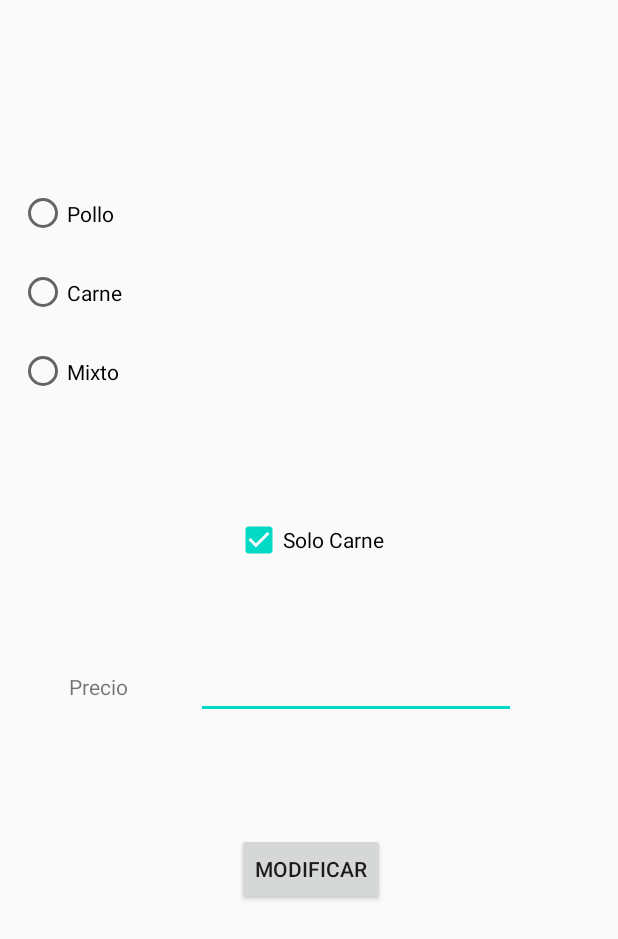
After one commit to jvifdz/AppKebabs, an Android app: the ModificarBBDD screen opened directly, with no data from a screen before it, on a phone screen of 412 x 824 dp. The commit adds this screen. Shown: the top 939 px of the screen. Run offline under Robolectric (Android 15) with nearby library versions, the phone set to English and light mode, and no system bars.

Commit message:
Actividad modificar completa

```diff
--- a/app/src/main/AndroidManifest.xml
+++ b/app/src/main/AndroidManifest.xml
@@ -9,6 +9,8 @@
             android:roundIcon="@mipmap/ic_launcher_round"
             android:supportsRtl="true"
             android:theme="@style/AppTheme">
+        <activity android:name=".ModificarBBDD">
+        </activity>
         <activity android:name=".InsertarBBDD">
         </activity>
         <activity android:name=".MainActivity">
--- a/app/src/main/java/com/example/donner/MainActivity.java
+++ b/app/src/main/java/com/example/donner/MainActivity.java
@@ -118,12 +118,13 @@ public class MainActivity extends AppCompatActivity {
                 break;
 
             case   R.id.menuModificar:
-                /*Intent intent = new Intent(this,ModificarBBDD.class);
+                Intent intent = new Intent(this,ModificarBBDD.class);
                 intent.putExtra("id",misFilas.get(posicionLongClick).getId());
-                intent.putExtra("marca",misFilas.get(posicionLongClick).getMarca());
+                intent.putExtra("check",misFilas.get(posicionLongClick).isCheckbox());
+                intent.putExtra("precio",misFilas.get(posicionLongClick).getPrecio());
 
 
-                startActivity(intent);*/
+                startActivity(intent);
                 break;
 
         }
@@ -145,6 +146,7 @@ public class MainActivity extends AppCompatActivity {
         }
 
 
+
         return  true;
     }
 
--- /dev/null
+++ b/app/src/main/java/com/example/donner/ModificarBBDD.java
@@ -0,0 +1,108 @@
+package com.example.donner;
+
+import android.content.Intent;
+import android.view.View;
+import android.widget.*;
+import androidx.appcompat.app.AppCompatActivity;
+import android.os.Bundle;
+
+public class ModificarBBDD extends AppCompatActivity implements View.OnClickListener{
+
+    EditText editTextPrecio;
+    CheckBox checkBoxCarne;
+    Button modificar;
+    DBInterface dbInterface;
+    RadioButton radioButton1, radioButton2, radioButton3;
+    String tipoKebab;
+    String precio;
+    boolean checked;
+
+    long id;
+
+    @Override
+    protected void onCreate(Bundle savedInstanceState) {
+        super.onCreate(savedInstanceState);
+        setContentView(R.layout.activity_modificar_b_b_d_d);
+
+        editTextPrecio = findViewById(R.id.txtPrecioMod);
+        checkBoxCarne=findViewById(R.id.insertacheckBoxMod);
+        modificar = findViewById(R.id.btnModificar);
+
+        radioButton1 = (RadioButton) findViewById(R.id.radioButtonMod);
+        radioButton2 = (RadioButton) findViewById(R.id.radioButton2Mod);
+        radioButton3 = (RadioButton) findViewById(R.id.radioButton3Mod);
+
+
+        radioButton1.setOnClickListener(this);
+        radioButton2.setOnClickListener(this);
+        radioButton3.setOnClickListener(this);
+        modificar.setOnClickListener(this);
+
+
+        Intent i = getIntent();
+
+
+        if (i != null) {
+            id=i.getLongExtra("id",0);
+
+            precio=i.getStringExtra("precio");
+
+            checked=i.getBooleanExtra("check",true);
+
+            editTextPrecio.setText(precio);
+            checkBoxCarne.setChecked(checked);
+
+
+        }
+
+
+    }
+
+    @Override
+    public void onClick(View v) {
+
+
+        switch (v.getId()) {
+            case R.id.radioButtonMod:
+                if (radioButton1.isChecked())
+                    tipoKebab = radioButton1.getText().toString();
+
+
+                break;
+            case R.id.radioButton2Mod:
+                if (radioButton2.isChecked())
+                    tipoKebab = radioButton2.getText().toString();
+
+                break;
+
+            case R.id.radioButton3Mod:
+                if (radioButton3.isChecked())
+                    tipoKebab = radioButton3.getText().toString();
+
+                break;
+        }
+
+
+
+        if (v.getId() == R.id.btnModificar) {
+            int check=0;
+            if (checkBoxCarne.isChecked()) check=1;
+            precio = editTextPrecio.getText().toString();
+
+            dbInterface = new DBInterface(this);
+            dbInterface.abre();
+            if (dbInterface.modificaKebab(id,tipoKebab,check,precio)==-1){
+                Toast.makeText(getBaseContext(),"Error en la inserccion",Toast.LENGTH_LONG).show();
+
+            }else{
+                Toast.makeText(getBaseContext(),"Deporte insertado",Toast.LENGTH_LONG).show();
+
+            }
+            dbInterface.cierra();
+            finish();
+
+        }
+
+
+    }
+}
--- /dev/null
+++ b/app/src/main/res/layout/activity_modificar_b_b_d_d.xml
@@ -0,0 +1,81 @@
+<?xml version="1.0" encoding="utf-8"?>
+<androidx.constraintlayout.widget.ConstraintLayout
+        xmlns:android="http://schemas.android.com/apk/res/android"
+        xmlns:tools="http://schemas.android.com/tools"
+        xmlns:app="http://schemas.android.com/apk/res-auto"
+        android:layout_width="match_parent"
+        android:layout_height="match_parent"
+        tools:context=".ModificarBBDD">
+
+
+    <CheckBox
+            android:text="Solo Carne"
+            android:layout_width="wrap_content"
+            android:layout_height="wrap_content" android:id="@+id/insertacheckBoxMod"
+            app:layout_constraintTop_toBottomOf="@+id/linearLayout" app:layout_constraintStart_toStartOf="parent"
+            app:layout_constraintEnd_toEndOf="parent" android:layout_marginTop="68dp"/>
+    <EditText
+            android:layout_width="wrap_content"
+            android:layout_height="wrap_content"
+            android:inputType="textPersonName"
+            android:ems="10"
+            android:id="@+id/txtPrecioMod"
+            app:layout_constraintEnd_toEndOf="parent" android:layout_marginEnd="68dp"
+            android:layout_marginRight="68dp" app:layout_constraintBaseline_toBaselineOf="@+id/textView2"/>
+    <TextView
+            android:text="Precio"
+            android:layout_width="wrap_content"
+            android:layout_height="19dp" android:id="@+id/textView2"
+            app:layout_constraintTop_toBottomOf="@+id/insertacheckBoxMod"
+            android:layout_marginTop="72dp" app:layout_constraintStart_toStartOf="parent"
+            app:layout_constraintEnd_toStartOf="@+id/txtPrecioMod"/>
+    <LinearLayout android:layout_height="160dp"
+                  android:layout_width="385dp"
+                  android:layout_alignParentLeft="true"
+                  android:layout_alignParentStart="true"
+                  android:orientation="vertical"
+                  android:layout_alignParentRight="true"
+                  android:layout_alignParentEnd="true"
+                  android:id="@+id/linearLayout"
+                  app:layout_constraintTop_toTopOf="parent" app:layout_constraintStart_toStartOf="parent"
+                  android:layout_marginLeft="3dp" android:layout_marginStart="3dp" android:layout_marginEnd="3dp"
+                  android:layout_marginRight="3dp" app:layout_constraintEnd_toEndOf="parent"
+                  android:layout_marginTop="116dp" app:layout_constraintHorizontal_bias="0.482">
+
+        <RadioGroup
+                android:layout_width="match_parent"
+                android:layout_height="158dp">
+
+            <RadioButton
+                    android:text="@string/pollo"
+                    android:layout_width="match_parent"
+                    android:layout_height="wrap_content"
+                    android:id="@+id/radioButton2Mod"
+                    android:layout_weight="1"/>
+            <RadioButton
+                    android:text="Carne"
+                    android:layout_width="match_parent"
+                    android:layout_height="wrap_content"
+                    android:id="@+id/radioButtonMod"
+                    android:layout_weight="1"/>
+            <RadioButton
+                    android:text="Mixto"
+                    android:layout_width="match_parent"
+                    android:layout_height="wrap_content"
+                    android:id="@+id/radioButton3Mod"
+                    android:layout_weight="1"/>
+
+
+        </RadioGroup>
+
+
+    </LinearLayout>
+    <Button
+            android:text="MODIFICAR"
+            android:layout_width="wrap_content"
+            android:layout_height="wrap_content" android:id="@+id/btnModificar"
+            app:layout_constraintTop_toBottomOf="@+id/txtPrecioMod" app:layout_constraintEnd_toEndOf="parent"
+            app:layout_constraintStart_toStartOf="parent" android:layout_marginTop="76dp"
+            app:layout_constraintHorizontal_bias="0.504"/>
+
+</androidx.constraintlayout.widget.ConstraintLayout>
```
